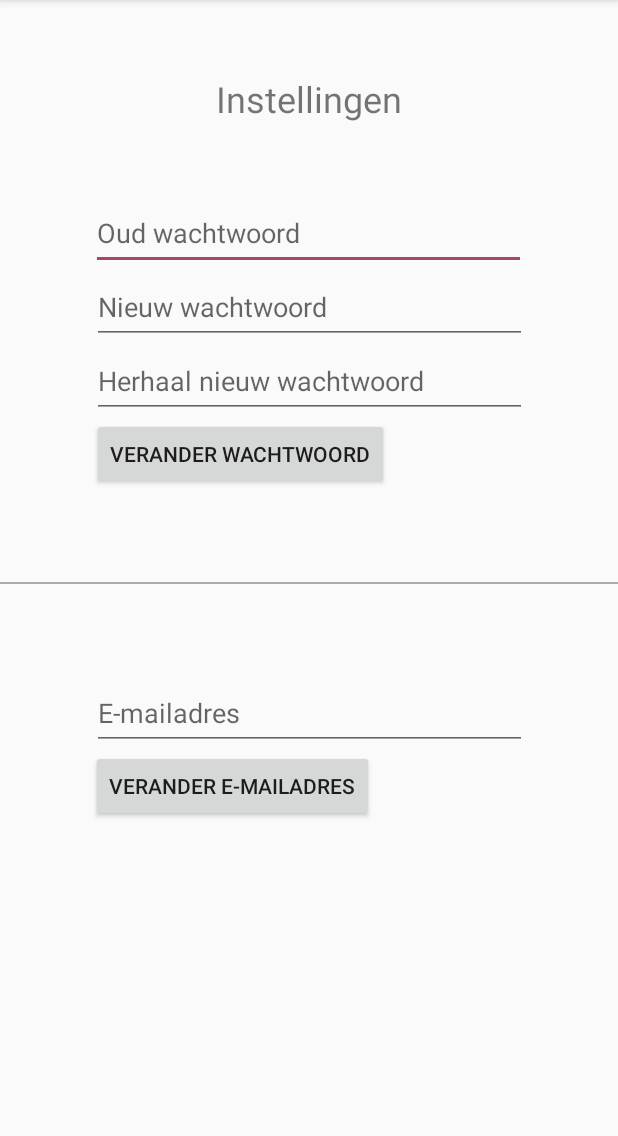
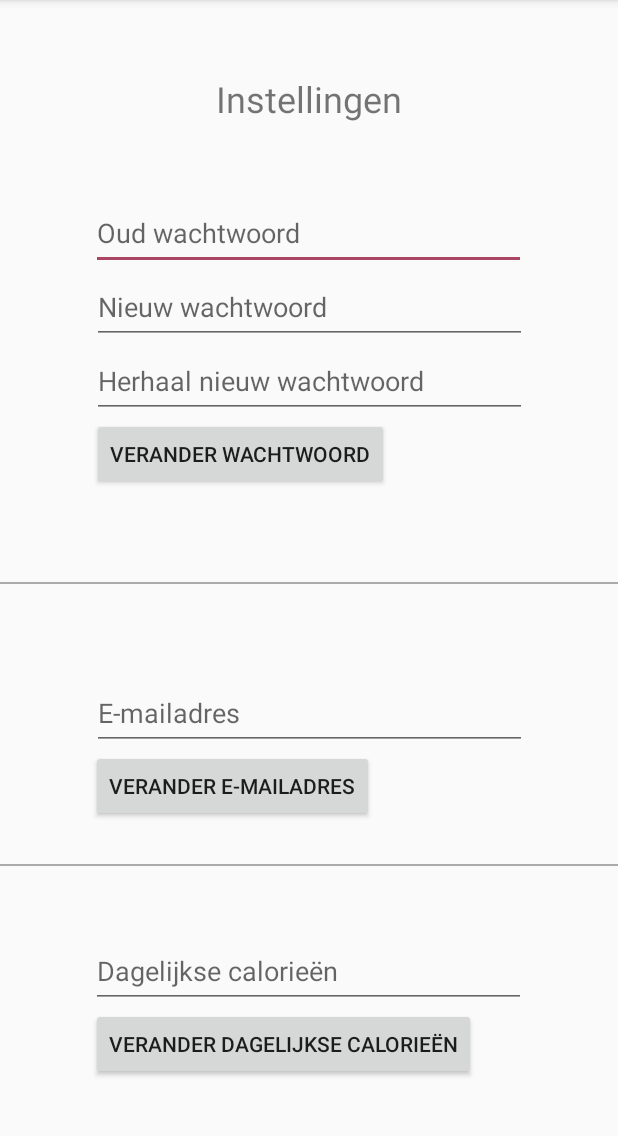
Before and after one commit to VincentCremers/Drink_eet, an Android app: the screen it shows after launch (MainActivity), in the side drawer, after a tap on "Instellingen", on a phone screen of 412 x 824 dp, the part 84-1220 px from its top. Run offline under Robolectric (Android 15) with nearby library versions, the phone set to English and light mode, and no system bars; our stand-ins replace navigation-ui.

Commit message:
calorie tracker werkt

```diff
--- a/DrInk_en_EET/app/build.gradle
+++ b/DrInk_en_EET/app/build.gradle
@@ -28,6 +28,9 @@ dependencies {
 
     implementation 'androidx.appcompat:appcompat:1.1.0'
     implementation 'com.google.android.material:material:1.1.0'
+
+    implementation 'com.google.code.gson:gson:2.8.6'
+
 //    implementation 'com.android.supoprt.appcompat-v7:26.1.0'
 //    implementation 'com.android.supoprt.design:26.1.0'
     implementation 'androidx.constraintlayout:constraintlayout:1.1.3'
--- a/DrInk_en_EET/app/src/main/java/com/example/drink_en_eet/HomeFragment.java
+++ b/DrInk_en_EET/app/src/main/java/com/example/drink_en_eet/HomeFragment.java
@@ -15,9 +15,19 @@ import android.widget.Toast;
 import androidx.annotation.Nullable;
 import androidx.fragment.app.Fragment;
 
+import com.google.gson.Gson;
+import com.google.gson.reflect.TypeToken;
+
+import java.lang.reflect.Type;
+import java.util.ArrayList;
+
 public class HomeFragment extends Fragment implements View.OnClickListener {
     private static final String SHARED_PREFS = "sharedPrefs";
-    private static final String CALORIES = "calories";
+    private static final String DAILY_CALORIES = "calories";
+    private static final String FOOD_LIST = "food_list";
+
+    private ArrayList<Food> foods;
+    private int maxCalories;
 
 
     private ProgressBar progressBar;
@@ -29,10 +39,10 @@ public class HomeFragment extends Fragment implements View.OnClickListener {
 
         View view = inflater.inflate(R.layout.layout_home, container, false);
 
-        Button button_toevoegen =  view.findViewById(R.id.home_toevoegen);
+        Button button_toevoegen = view.findViewById(R.id.home_toevoegen);
         button_toevoegen.setOnClickListener(this);
 
-        Button button_training =  view.findViewById(R.id.home_training);
+        Button button_training = view.findViewById(R.id.home_training);
         button_training.setOnClickListener(this);
 
         textView = view.findViewById(R.id.progress_text);
@@ -58,14 +68,37 @@ public class HomeFragment extends Fragment implements View.OnClickListener {
         }
     }
 
-    public void setProgressBar(){
-        SharedPreferences sharedPreferences = getActivity().getSharedPreferences(SHARED_PREFS, Context.MODE_PRIVATE);
+    public void setProgressBar() {
+        loadData();
 
-        int calorieen = sharedPreferences.getInt(CALORIES, 0);
+        progressBar.setMax(maxCalories);
 
-        progressBar.setProgress(progressBar.getProgress() + calorieen, true);
-        textView.setText(String.valueOf(progressBar.getProgress()) + "%");
+        int calorieen = 0;
+        for (Food food : foods) {
+            calorieen += food.getCalories();
+        }
+
+        progressBar.setProgress(calorieen, true);
+        textView.setText(String.valueOf(progressBar.getProgress()) + "/" + String.valueOf(maxCalories));
 
     }
 
+    private void loadData() {
+        SharedPreferences sharedPreferences = getActivity().getSharedPreferences(SHARED_PREFS, Context.MODE_PRIVATE);
+        Gson gson = new Gson();
+
+        String json = sharedPreferences.getString(FOOD_LIST, null);
+        maxCalories = sharedPreferences.getInt(DAILY_CALORIES, 2000);
+
+        Type type = new TypeToken<ArrayList<Food>>() {
+        }.getType();
+
+        foods = gson.fromJson(json, type);
+
+        if (foods == null) {
+            foods = new ArrayList<>();
+        }
+    }
+
+
 }
--- a/DrInk_en_EET/app/src/main/java/com/example/drink_en_eet/SettingsFragment.java
+++ b/DrInk_en_EET/app/src/main/java/com/example/drink_en_eet/SettingsFragment.java
@@ -1,18 +1,52 @@
 package com.example.drink_en_eet;
 
+import android.content.Context;
+import android.content.SharedPreferences;
 import android.os.Bundle;
 import android.view.LayoutInflater;
 import android.view.View;
 import android.view.ViewGroup;
+import android.widget.Button;
+import android.widget.EditText;
+import android.widget.Toast;
 
 import androidx.annotation.Nullable;
 import androidx.fragment.app.Fragment;
 
-public class SettingsFragment extends Fragment {
+public class SettingsFragment extends Fragment implements View.OnClickListener {
+    private static final String SHARED_PREFS = "sharedPrefs";
+    private static final String DAILY_CALORIES = "calories";
+
+    private EditText calorieen;
 
     @Nullable
     @Override
     public View onCreateView(LayoutInflater inflater, ViewGroup container, Bundle savedInstanceState) {
-        return inflater.inflate(R.layout.activity_instellingen, container, false);
+        View view = inflater.inflate(R.layout.activity_instellingen, container, false);
+
+        calorieen = view.findViewById(R.id.instellingen_calorieen);
+        Button button = view.findViewById(R.id.instellingen_calorieen_button);
+
+        button.setOnClickListener(this);
+
+
+        return view;
+    }
+
+    @Override
+    public void onClick(View v) {
+        switch (v.getId()){
+            case R.id.instellingen_calorieen_button:
+                setDailyCalories();
+                break;
+        }
+    }
+
+    private void setDailyCalories(){
+        SharedPreferences sharedPreferences = getActivity().getSharedPreferences(SHARED_PREFS, Context.MODE_PRIVATE);
+        SharedPreferences.Editor editor = sharedPreferences.edit();
+
+        editor.putInt(DAILY_CALORIES, Integer.parseInt(calorieen.getText().toString()));
+        editor.apply();
     }
 }
--- a/DrInk_en_EET/app/src/main/res/layout/activity_instellingen.xml
+++ b/DrInk_en_EET/app/src/main/res/layout/activity_instellingen.xml
@@ -3,8 +3,7 @@
     xmlns:app="http://schemas.android.com/apk/res-auto"
     xmlns:tools="http://schemas.android.com/tools"
     android:layout_width="match_parent"
-    android:layout_height="match_parent"
-    tools:context=".Instellingen">
+    android:layout_height="match_parent">
 
     <TextView
         android:id="@+id/textView"
@@ -90,6 +89,23 @@
         app:layout_constraintHorizontal_bias="0.504"
         app:layout_constraintStart_toStartOf="parent" />
 
+    <EditText
+        android:id="@+id/instellingen_calorieen"
+        android:layout_width="290dp"
+        android:layout_height="49dp"
+        android:layout_alignParentStart="true"
+        android:layout_alignParentLeft="true"
+        android:layout_alignParentEnd="true"
+        android:layout_alignParentRight="true"
+        android:focusable="true"
+        android:hint="Dagelijkse calorieën"
+        app:layout_constraintBottom_toBottomOf="parent"
+        app:layout_constraintEnd_toEndOf="parent"
+        app:layout_constraintHorizontal_bias="0.495"
+        app:layout_constraintStart_toStartOf="parent"
+        app:layout_constraintTop_toBottomOf="@+id/view"
+        app:layout_constraintVertical_bias="0.323" />
+
     <Button
         android:id="@+id/maaltijd_middageten"
         android:layout_width="wrap_content"
@@ -101,6 +117,19 @@
         app:layout_constraintHorizontal_bias="0.273"
         app:layout_constraintStart_toStartOf="parent" />
 
+    <Button
+        android:id="@+id/instellingen_calorieen_button"
+        android:layout_width="wrap_content"
+        android:layout_height="wrap_content"
+        android:layout_marginBottom="48dp"
+        android:text="Verander dagelijkse calorieën"
+        app:layout_constraintBottom_toBottomOf="parent"
+        app:layout_constraintEnd_toEndOf="parent"
+        app:layout_constraintHorizontal_bias="0.389"
+        app:layout_constraintStart_toStartOf="parent"
+        app:layout_constraintTop_toBottomOf="@+id/instellingen_calorieen"
+        app:layout_constraintVertical_bias="0.0" />
+
     <View
         android:layout_width="match_parent"
         android:layout_height="1dp"
@@ -109,5 +138,17 @@
         app:layout_constraintTop_toBottomOf="@+id/maaltijd_ontbijt"
         tools:layout_editor_absoluteX="0dp" />
 
+    <View
+        android:id="@+id/view"
+        android:layout_width="match_parent"
+        android:layout_height="1dp"
+        android:background="@android:color/darker_gray"
+        app:layout_constraintBottom_toBottomOf="parent"
+        app:layout_constraintEnd_toEndOf="parent"
+        app:layout_constraintHorizontal_bias="0.0"
+        app:layout_constraintStart_toStartOf="parent"
+        app:layout_constraintTop_toBottomOf="@+id/maaltijd_middageten"
+        app:layout_constraintVertical_bias="0.127" />
+
 
 </androidx.constraintlayout.widget.ConstraintLayout>
--- a/DrInk_en_EET/app/src/main/res/layout/activity_registrate.xml
+++ b/DrInk_en_EET/app/src/main/res/layout/activity_registrate.xml
@@ -104,4 +104,5 @@
         app:layout_constraintEnd_toEndOf="parent"
         app:layout_constraintHorizontal_bias="0.498"
         app:layout_constraintStart_toStartOf="parent" />
+
 </androidx.constraintlayout.widget.ConstraintLayout>
```
Also changed, not shown: DrInk_en_EET/app/src/main/java/com/example/drink_en_eet/MainActivity.java (+0 -21 lines), DrInk_en_EET/app/src/main/java/com/example/drink_en_eet/TrainingFragment.java (+15 -0 lines), DrInk_en_EET/app/src/main/java/com/example/drink_en_eet/ZoekFragment.java (+31 -18 lines).
